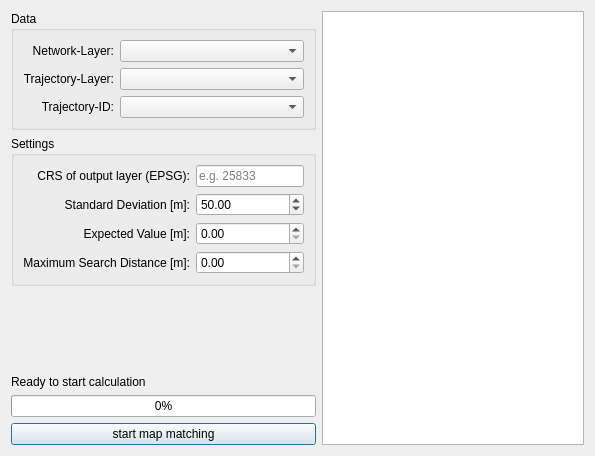
This is src/offlinemapmatching/offline_map_matching_dialog_base.ui in jagodki/Offline-MapMatching as Qt 5 draws it before an edit. The edited form follows.
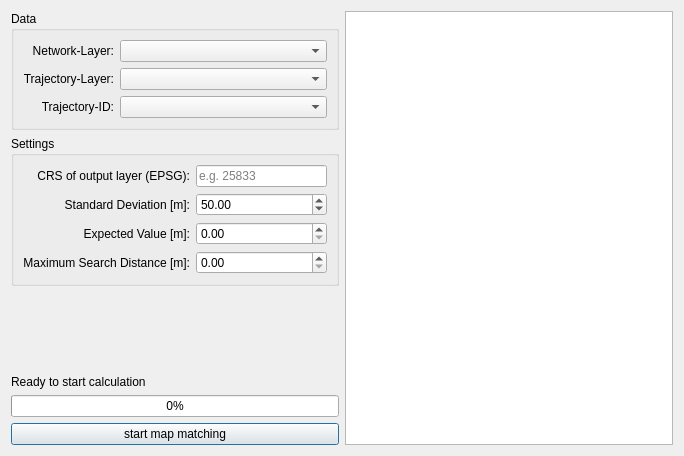
This is the edited form.

Patch:
```diff
--- a/src/offlinemapmatching/offline_map_matching_dialog_base.ui
+++ b/src/offlinemapmatching/offline_map_matching_dialog_base.ui
@@ -6,7 +6,7 @@
    <rect>
     <x>0</x>
     <y>0</y>
-    <width>595</width>
+    <width>684</width>
     <height>456</height>
    </rect>
   </property>
```
